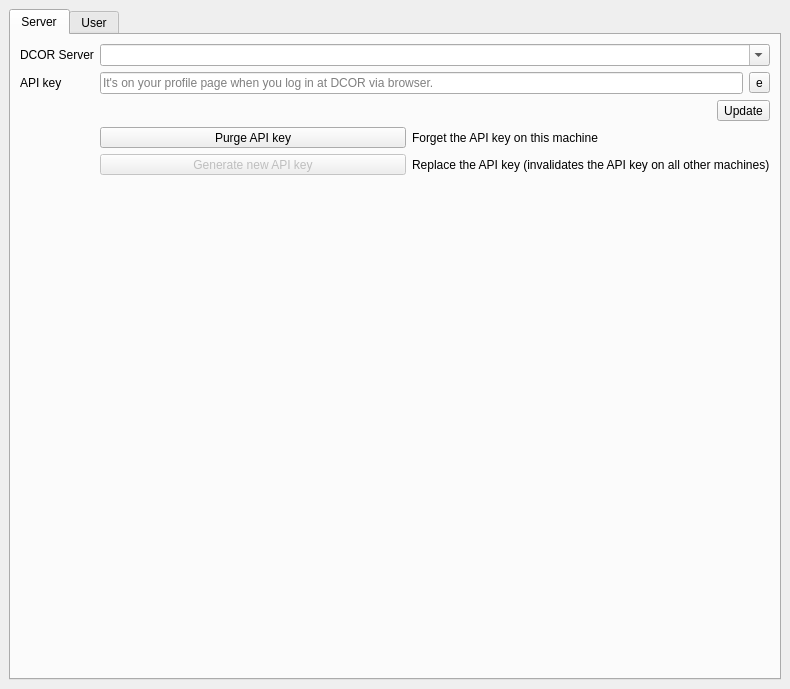
This is dcoraid/gui/preferences/dlg_preferences.ui in DCOR-dev/DCOR-Aid as Qt 5 draws it before an edit. The edited form follows.
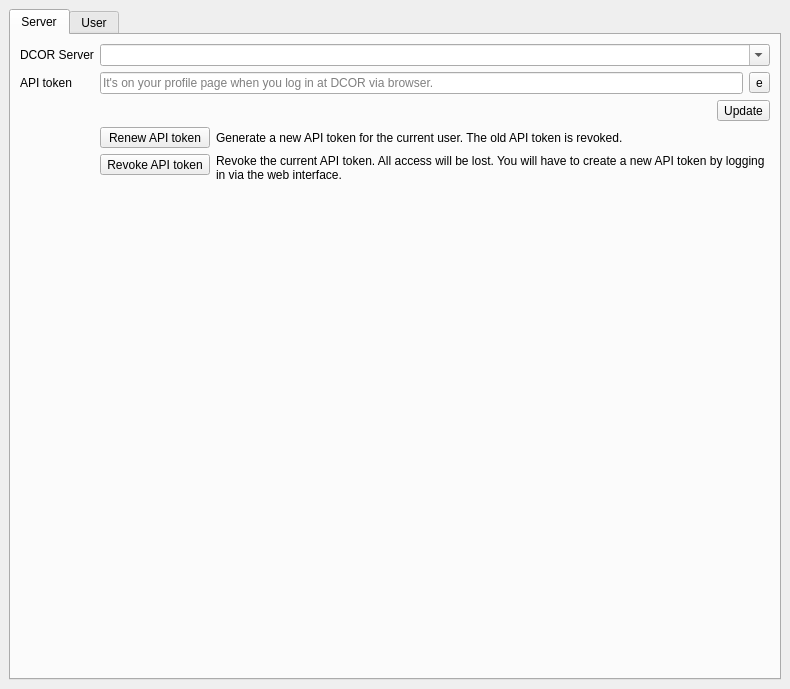
This is the edited form. Icons and pictures are not drawn.

Commit message: feat: allow to renew and revoke API tokens

```diff
--- a/dcoraid/gui/preferences/dlg_preferences.ui
+++ b/dcoraid/gui/preferences/dlg_preferences.ui
@@ -84,38 +84,53 @@
         </item>
         <item row="3" column="1">
          <layout class="QGridLayout" name="gridLayout_2">
+          <item row="1" column="0" alignment="Qt::AlignTop">
+           <widget class="QToolButton" name="toolButton_api_token_revoke">
+            <property name="sizePolicy">
+             <sizepolicy hsizetype="Preferred" vsizetype="Fixed">
+              <horstretch>0</horstretch>
+              <verstretch>0</verstretch>
+             </sizepolicy>
+            </property>
+            <property name="text">
+             <string>Revoke API token</string>
+            </property>
+           </widget>
+          </item>
           <item row="0" column="1">
-           <widget class="QLabel" name="label_3">
+           <widget class="QLabel" name="label_9">
+            <property name="sizePolicy">
+             <sizepolicy hsizetype="Expanding" vsizetype="Preferred">
+              <horstretch>0</horstretch>
+              <verstretch>0</verstretch>
+             </sizepolicy>
+            </property>
             <property name="text">
-             <string>Forget the API key on this machine</string>
+             <string>Generate a new API token for the current user. The old API token is revoked.</string>
+            </property>
+            <property name="wordWrap">
+             <bool>true</bool>
             </property>
            </widget>
           </item>
           <item row="1" column="1">
-           <widget class="QLabel" name="label_4">
-            <property name="text">
-             <string>Replace the API key (invalidates the API key on all other machines)</string>
-            </property>
-           </widget>
-          </item>
-          <item row="0" column="0">
-           <widget class="QToolButton" name="toolButton_api_key_purge">
+           <widget class="QLabel" name="label_3">
             <property name="sizePolicy">
-             <sizepolicy hsizetype="Preferred" vsizetype="Fixed">
+             <sizepolicy hsizetype="Expanding" vsizetype="Preferred">
               <horstretch>0</horstretch>
               <verstretch>0</verstretch>
              </sizepolicy>
             </property>
             <property name="text">
-             <string>Purge API key</string>
+             <string>Revoke the current API token. All access will be lost. You will have to create a new API token by logging in via the web interface.</string>
             </property>
+            <property name="wordWrap">
+             <bool>true</bool>
+            </property>
            </widget>
           </item>
-          <item row="1" column="0">
-           <widget class="QToolButton" name="toolButton_api_key_cycle">
-            <property name="enabled">
-             <bool>false</bool>
-            </property>
+          <item row="0" column="0" alignment="Qt::AlignTop">
+           <widget class="QToolButton" name="toolButton_api_token_renew">
             <property name="sizePolicy">
              <sizepolicy hsizetype="Preferred" vsizetype="Fixed">
               <horstretch>0</horstretch>
@@ -123,7 +138,7 @@
              </sizepolicy>
             </property>
             <property name="text">
-             <string>Generate new API key</string>
+             <string>Renew API token</string>
             </property>
            </widget>
           </item>
@@ -132,7 +147,7 @@
         <item row="1" column="0">
          <widget class="QLabel" name="label_2">
           <property name="text">
-           <string>API key</string>
+           <string>API token</string>
           </property>
          </widget>
         </item>
```
Left out of the diff: 3 changed lines with no effect on the pictures. The commit also changes 2 other files.
